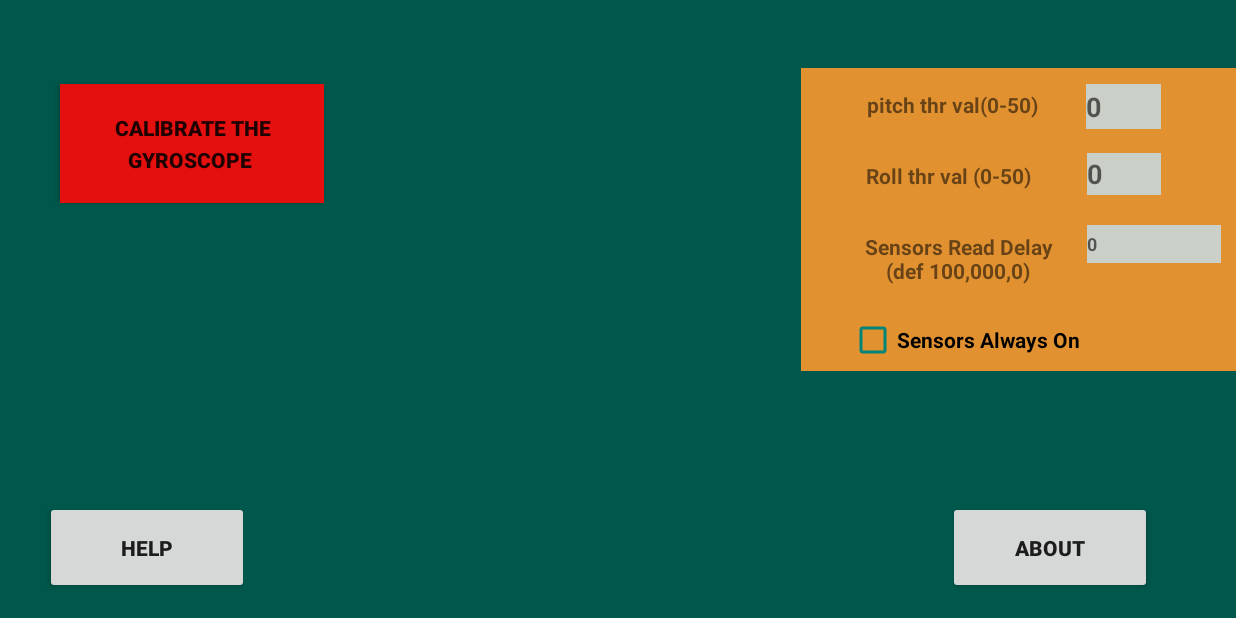
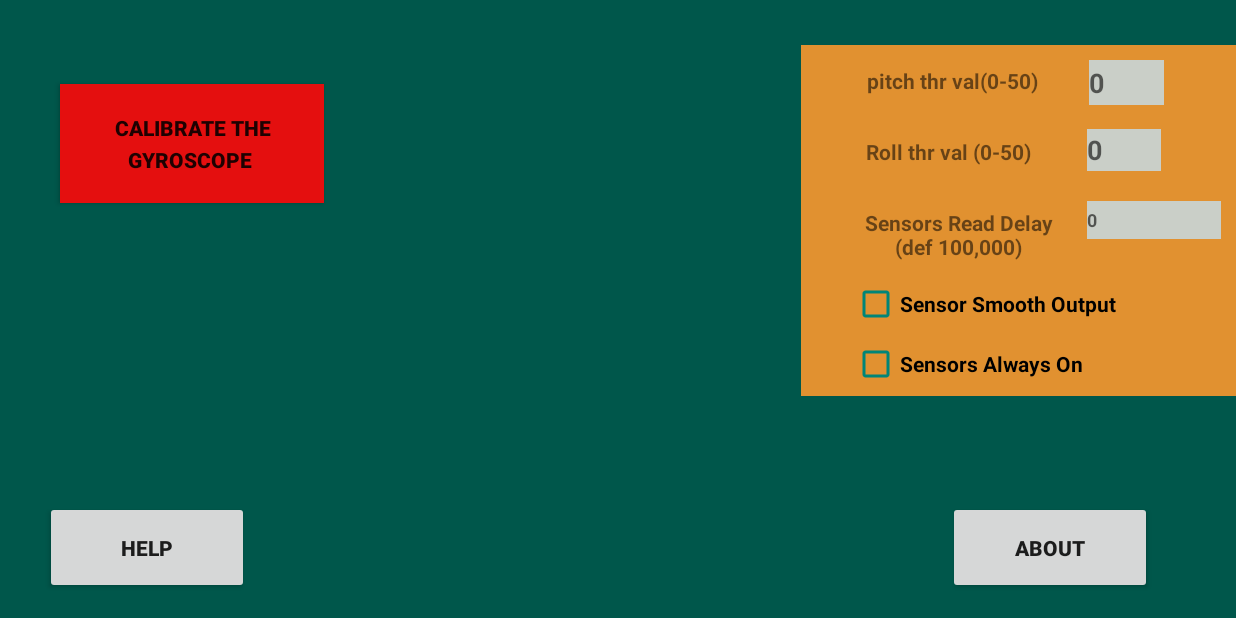
Before and after one commit to annunakki/AndroidRobot_control_app, an Android app: the SettingMenu screen opened directly, with no data from a screen before it, on a phone screen of 824 x 412 dp (held sideways). Run offline under Robolectric (Android 15) with nearby library versions, the phone set to English and light mode, and no system bars.

Commit message:
added smooth ouput function , applied some changes to the gyro and accel read functions ,,, and fixed other small bugs

```diff
--- a/app/src/main/AndroidManifest.xml
+++ b/app/src/main/AndroidManifest.xml
@@ -26,7 +26,7 @@
         </activity>
 
         <activity android:name=".MainActivity"
-                  android:screenOrientation="landscape">
+            android:screenOrientation="landscape">
         </activity>
 
         <activity android:name=".SettingMenu"
@@ -38,6 +38,6 @@
         <activity android:name=".HelpMenu"
             android:screenOrientation="landscape"/>
 
-            </application>
+    </application>
 
 </manifest>
--- a/app/src/main/java/com/stevensit/www/cpe556_interface_app/SettingMenu.java
+++ b/app/src/main/java/com/stevensit/www/cpe556_interface_app/SettingMenu.java
@@ -29,11 +29,12 @@ import static com.stevensit.www.cpe556_interface_app.MainActivity.sensorFirstTim
 import static com.stevensit.www.cpe556_interface_app.MainActivity.gyroPitch_Threshold;
 import static com.stevensit.www.cpe556_interface_app.MainActivity.gyroRoll_Threshold;
 import static com.stevensit.www.cpe556_interface_app.MainActivity.sharedPref;
+import static com.stevensit.www.cpe556_interface_app.MainActivity.smoothOutputCheck;
 
 public class SettingMenu extends AppCompatActivity {
 
     public EditText editGyroPitchThresh, editGyroRollThresh, editSensorDelay;
-    protected CheckBox cbSensorsOut;
+    protected CheckBox cbSensorsOut, smoothOutput;
 
     private int maxVal = 50; // the max allowed value for the threshold output
 
@@ -47,12 +48,14 @@ public class SettingMenu extends AppCompatActivity {
         editGyroPitchThresh = findViewById(R.id.editPitchThreshold);
         editSensorDelay=findViewById(R.id.editSensorDelay);
         cbSensorsOut = findViewById(R.id.checkBoxSensors);
+        smoothOutput = findViewById(R.id.checkBoxSmoothOut);
 
         editGyroPitchThresh.setHint(String.valueOf((int)gyroPitch_Threshold));
         editGyroRollThresh.setHint(String.valueOf((int)gyroRoll_Threshold));
         editSensorDelay.setHint(String.valueOf(sensorDelay));
 
         cbSensorsOut.setChecked(checkBoxChecked);
+        smoothOutput.setChecked(smoothOutputCheck);
         setTextListeners();
     }
 
@@ -204,6 +207,19 @@ public class SettingMenu extends AppCompatActivity {
         }
     }
 
+    /**
+     * stores the value of the checkbox
+     * @param v
+     */
+
+    public void smoothOutput (View v){
+        if (smoothOutput.isChecked())
+            smoothOutputCheck = true;
+        else
+            smoothOutputCheck= false;
+
+    }
+
 
     //public void settingMenu(View v){ }
 
--- a/app/src/main/res/layout-land/help_menu.xml
+++ b/app/src/main/res/layout-land/help_menu.xml
@@ -31,7 +31,7 @@
         android:layout_marginStart="24dp"
         android:lineSpacingExtra="10dp"
         android:background="#d4cfcf"
-        android:text="TEST TEXT!\ngyroscope thresholds sets the minimum change in gyroscope's output values in order to send it to the robot  "
+        android:text="TEST TEXT!\ngyroscope thresholds sets the minimum change in gyroscope's output values in order to send it to the robot\n smooth sensor output checkbox will stabilize the output of the sensors where it'll divide the average value by threee to five past reads of the sensors  "
 
         android:textColor="@color/colorPrimaryDark"
         android:visibility="visible"
--- a/app/src/main/res/layout-land/settings_menu.xml
+++ b/app/src/main/res/layout-land/settings_menu.xml
@@ -11,8 +11,8 @@
 
     <FrameLayout
         android:layout_width="290dp"
-        android:layout_height="202dp"
-        android:layout_marginTop="45dp"
+        android:layout_height="234dp"
+        android:layout_marginTop="30dp"
         android:background="#e19130"
         android:visibility="visible"
         app:layout_constraintEnd_toEndOf="parent"
@@ -106,8 +106,8 @@
         android:id="@+id/editPitchThreshold"
         android:layout_width="50dp"
         android:layout_height="30dp"
-        android:layout_marginTop="56dp"
-        android:layout_marginEnd="50dp"
+        android:layout_marginTop="40dp"
+        android:layout_marginEnd="48dp"
         android:background="#cacfc8"
         android:ems="10"
         android:hint="0"
@@ -126,7 +126,7 @@
         android:layout_height="39dp"
         android:layout_marginTop="20dp"
         android:layout_marginEnd="20dp"
-        android:text="Sensors Read Delay\n(def 100,000,0)"
+        android:text="Sensors Read Delay\n(def 100,000)"
         android:textAlignment="center"
         android:textStyle="bold"
         android:visibility="visible"
@@ -152,8 +152,8 @@
         android:id="@+id/txtGyroPitch"
         android:layout_width="118dp"
         android:layout_height="27dp"
-        android:layout_marginTop="60dp"
-        android:layout_marginEnd="30dp"
+        android:layout_marginTop="44dp"
+        android:layout_marginEnd="32dp"
         android:text="pitch thr val(0-50)"
         android:textAlignment="center"
         android:textStyle="bold"
@@ -166,8 +166,8 @@
         android:layout_width="208dp"
         android:layout_height="33dp"
         android:layout_alignParentEnd="true"
-        android:layout_marginTop="16dp"
-        android:layout_marginEnd="50dp"
+        android:layout_marginTop="48dp"
+        android:layout_marginEnd="48dp"
         android:buttonTint="@color/colorPrimary"
         android:checked="true"
         android:focusable="auto"
@@ -180,6 +180,25 @@
         app:layout_constraintEnd_toEndOf="parent"
         app:layout_constraintTop_toBottomOf="@+id/txtSensorDelay" />
 
+    <CheckBox
+        android:id="@+id/checkBoxSmoothOut"
+        android:layout_width="208dp"
+        android:layout_height="33dp"
+        android:layout_alignParentEnd="true"
+        android:layout_marginTop="8dp"
+        android:layout_marginEnd="48dp"
+        android:buttonTint="@color/colorPrimary"
+        android:checked="true"
+        android:focusable="auto"
+        android:onClick="smoothOutput"
+        android:soundEffectsEnabled="true"
+        android:text="Sensor Smooth Output"
+        android:textAlignment="textStart"
+        android:textStyle="bold"
+        android:visibility="visible"
+        app:layout_constraintEnd_toEndOf="parent"
+        app:layout_constraintTop_toBottomOf="@+id/txtSensorDelay" />
+
 
 
 </android.support.constraint.ConstraintLayout>
```
Also changed, not shown: app/src/main/java/com/stevensit/www/cpe556_interface_app/MainActivity.java (+56 -12 lines), app/src/main/res/layout-land/main_activity.xml (+4 -4 lines).
